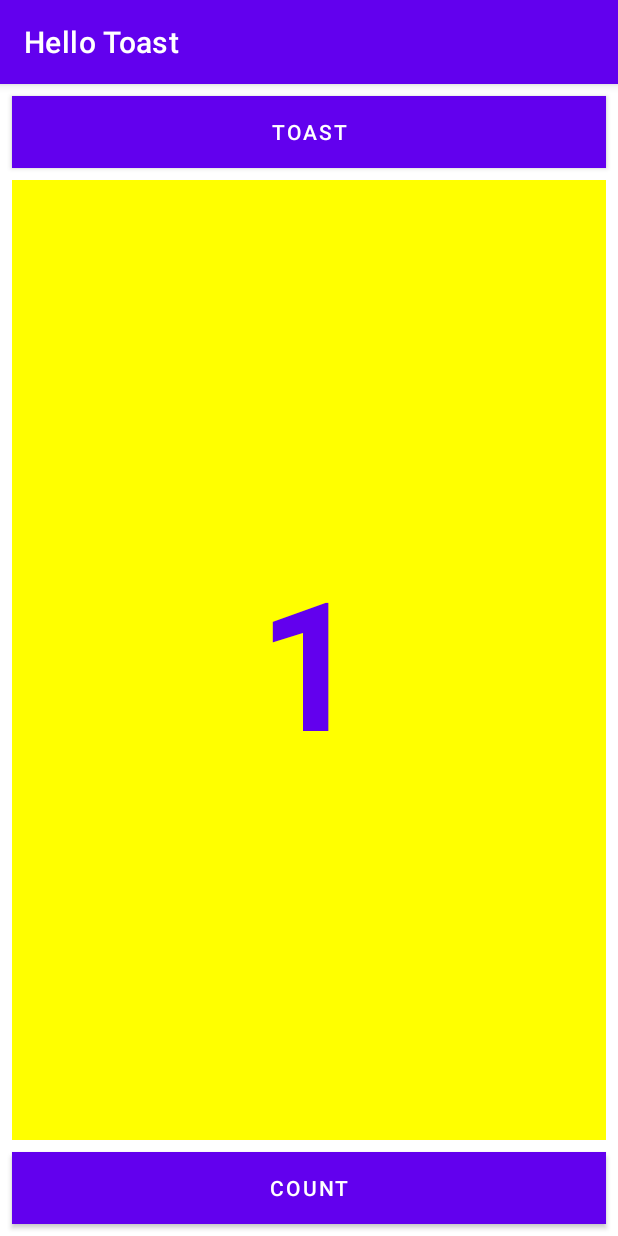
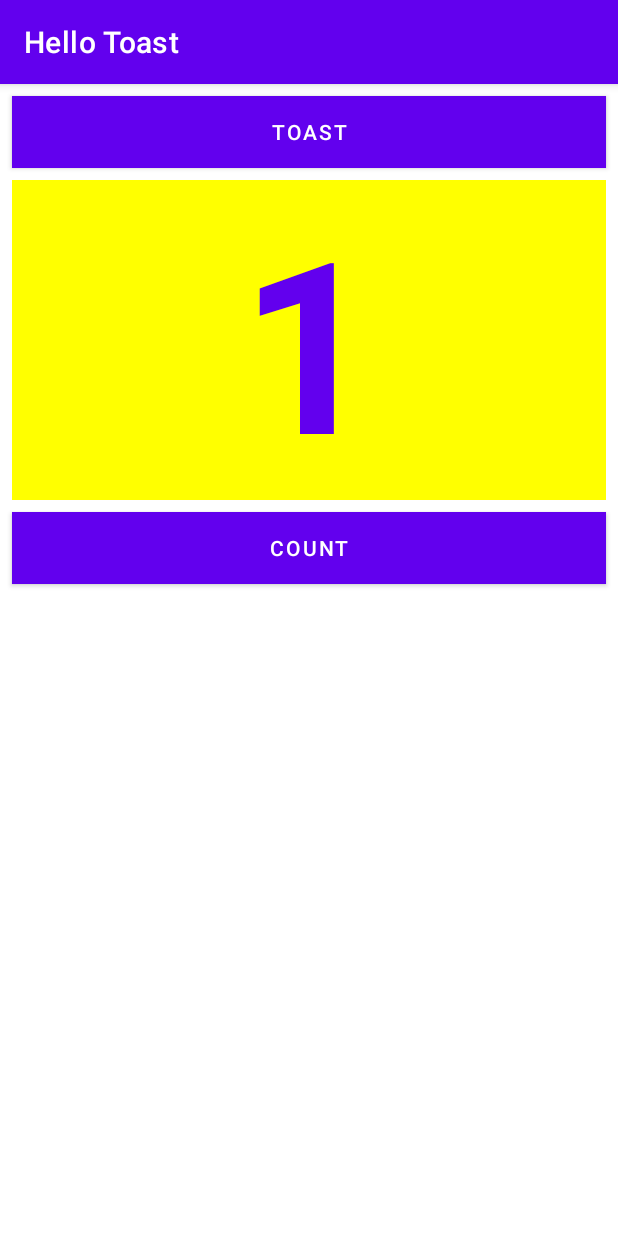
Before and after one commit to ahmed-razic/AndroidFundamentals_HelloToast, an Android app: the screen it shows after launch (MainActivity), on a phone screen of 412 x 824 dp. Run offline under Robolectric (Android 15) with nearby library versions, the phone set to English and light mode, and no system bars.

Commit message:
added relative layout instead of linear

```diff
--- a/app/src/main/res/layout/activity_main.xml
+++ b/app/src/main/res/layout/activity_main.xml
@@ -1,5 +1,5 @@
 <?xml version="1.0" encoding="utf-8"?>
-<LinearLayout xmlns:android="http://schemas.android.com/apk/res/android"
+<RelativeLayout xmlns:android="http://schemas.android.com/apk/res/android"
     xmlns:app="http://schemas.android.com/apk/res-auto"
     xmlns:tools="http://schemas.android.com/tools"
     android:layout_width="match_parent"
@@ -22,19 +22,20 @@
     <TextView
         android:id="@+id/show_count"
         android:layout_width="match_parent"
-        android:layout_height="0dp"
+        android:layout_height="wrap_content"
         android:background="#FFFF00"
-        android:gravity="center"
-        android:text="@string/initial_count_value"
+        android:gravity="center_horizontal"
         android:textAlignment="center"
         android:textColor="@color/purple_500"
-        android:textSize="120sp"
+        android:text="@string/initial_count_value"
+        android:textSize="160sp"
         android:textStyle="bold"
-        android:layout_weight="1"
         android:layout_marginTop="8dp"
         android:layout_marginEnd="8dp"
         android:layout_marginStart="8dp"
-        android:layout_marginBottom="8dp"/>
+        android:layout_marginBottom="8dp"
+        android:layout_below="@+id/button_toast"
+        android:layout_alignParentStart="true" />
 
     <Button
         android:id="@+id/button_count"
@@ -46,6 +47,7 @@
         android:textColor="@color/white"
         android:layout_marginBottom="8dp"
         android:layout_marginEnd="8dp"
-        android:layout_marginStart="8dp"/>
+        android:layout_marginStart="8dp"
+        android:layout_below="@+id/show_count"/>
 
-</LinearLayout>
+</RelativeLayout>
```
